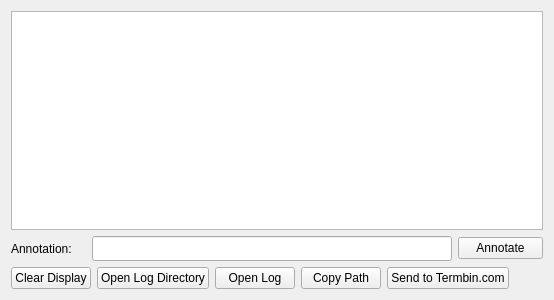
Qt form loggingwindow.ui (adecarolis/wfweb) before a commit.
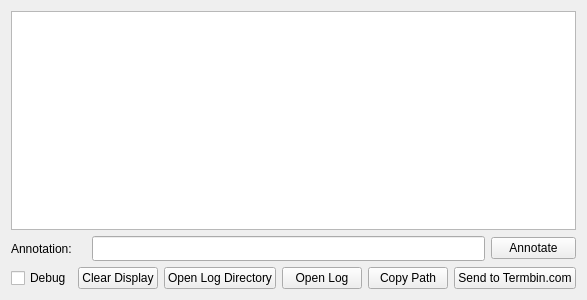
The same form after that commit.

Commit message: Added debug logging button, however, it doesn't propagate the debug signal through all the modules yet. So, for now, it is hidden.

What changed in the file:
```diff
--- a/loggingwindow.ui
+++ b/loggingwindow.ui
@@ -106,6 +106,16 @@
      <property name="topMargin">
       <number>0</number>
      </property>
+     <item>
+      <widget class="QCheckBox" name="debugBtn">
+       <property name="toolTip">
+        <string>Enable or disable debug logging</string>
+       </property>
+       <property name="text">
+        <string>Debug</string>
+       </property>
+      </widget>
+     </item>
      <item>
       <widget class="QPushButton" name="clearDisplayBtn">
        <property name="toolTip">
```
The commit also changes 4 other files.
